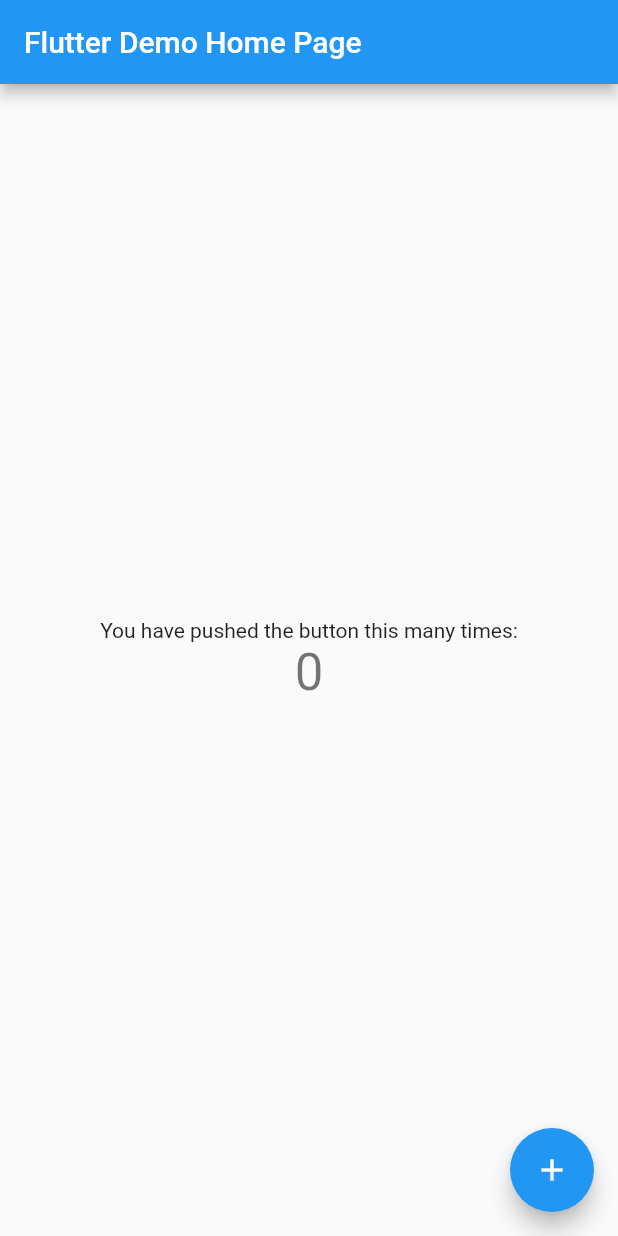
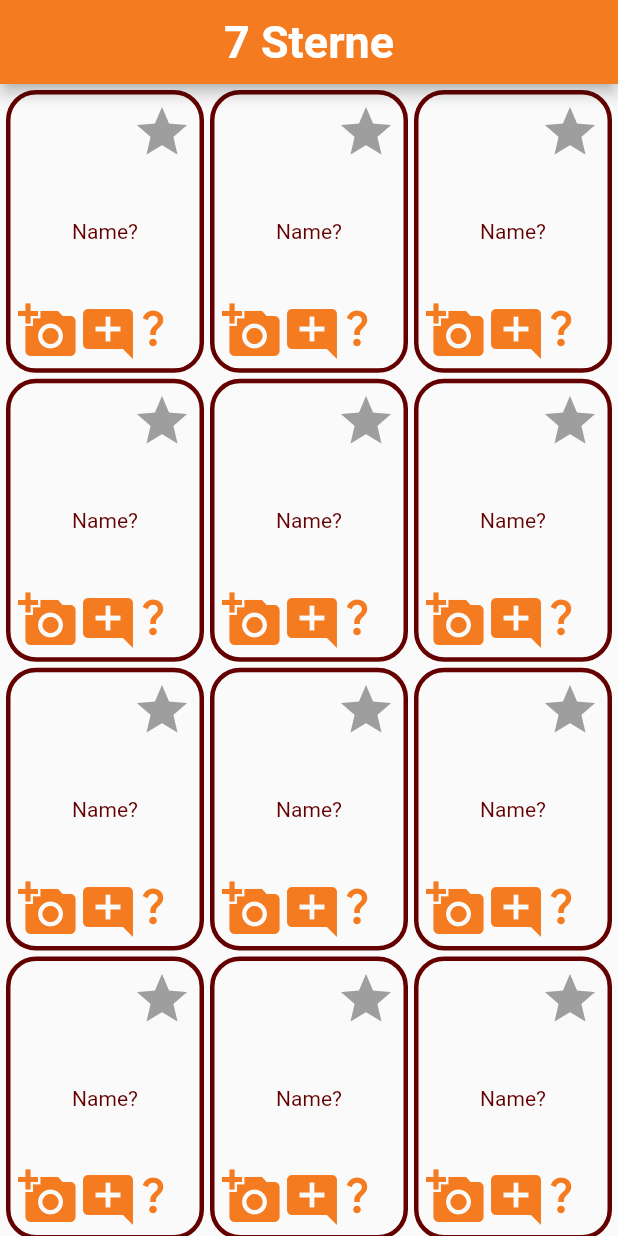
Before and after one commit to Nabegon/zoo_app, a Flutter app: the screen it shows after launch, on a phone screen of 412 x 824 dp. Run offline on Flutter 3.47's test engine with Material 2 defaults, Android fonts, the phone set to English and light mode, and no system bars.

Commit message:
feat(main screen): add main screen design

```diff
--- a/zoo_app/lib/main.dart
+++ b/zoo_app/lib/main.dart
@@ -5,111 +5,83 @@
 }
 
 class MyApp extends StatelessWidget {
-  const MyApp({super.key});
+  const MyApp({Key? key}) : super(key: key);
 
-  // This widget is the root of your application.
   @override
   Widget build(BuildContext context) {
     return MaterialApp(
-      title: 'Flutter Demo',
+      title: '7 Sterne',
       theme: ThemeData(
-        // This is the theme of your application.
-        //
-        // Try running your application with "flutter run". You'll see the
-        // application has a blue toolbar. Then, without quitting the app, try
-        // changing the primarySwatch below to Colors.green and then invoke
-        // "hot reload" (press "r" in the console where you ran "flutter run",
-        // or simply save your changes to "hot reload" in a Flutter IDE).
-        // Notice that the counter didn't reset back to zero; the application
-        // is not restarted.
         primarySwatch: Colors.blue,
       ),
-      home: const MyHomePage(title: 'Flutter Demo Home Page'),
+      home: const MyHomePage(title: '7 Sterne'),
     );
   }
 }
 
-class MyHomePage extends StatefulWidget {
-  const MyHomePage({super.key, required this.title});
-
-  // This widget is the home page of your application. It is stateful, meaning
-  // that it has a State object (defined below) that contains fields that affect
-  // how it looks.
-
-  // This class is the configuration for the state. It holds the values (in this
-  // case the title) provided by the parent (in this case the App widget) and
-  // used by the build method of the State. Fields in a Widget subclass are
-  // always marked "final".
+class MyHomePage extends StatelessWidget {
+  const MyHomePage({Key? key, required this.title}) : super(key: key);
 
   final String title;
 
   @override
-  State<MyHomePage> createState() => _MyHomePageState();
-}
-
-class _MyHomePageState extends State<MyHomePage> {
-  int _counter = 0;
-
-  void _incrementCounter() {
-    setState(() {
-      // This call to setState tells the Flutter framework that something has
-      // changed in this State, which causes it to rerun the build method below
-      // so that the display can reflect the updated values. If we changed
-      // _counter without calling setState(), then the build method would not be
-      // called again, and so nothing would appear to happen.
-      _counter++;
-    });
-  }
-
-  @override
   Widget build(BuildContext context) {
-    // This method is rerun every time setState is called, for instance as done
-    // by the _incrementCounter method above.
-    //
-    // The Flutter framework has been optimized to make rerunning build methods
-    // fast, so that you can just rebuild anything that needs updating rather
-    // than having to individually change instances of widgets.
     return Scaffold(
       appBar: AppBar(
-        // Here we take the value from the MyHomePage object that was created by
-        // the App.build method, and use it to set our appbar title.
-        title: Text(widget.title),
+          title: DefaultTextStyle( // Used DefaultTextStyle
+            style: const TextStyle(fontWeight: FontWeight.bold, fontSize: 30), // Made title bold
+            child: Text(title),
+          ),
+        centerTitle: true,
+        backgroundColor: Color(0xfff47b20),
       ),
-      body: Center(
-        // Center is a layout widget. It takes a single child and positions it
-        // in the middle of the parent.
-        child: Column(
-          // Column is also a layout widget. It takes a list of children and
-          // arranges them vertically. By default, it sizes itself to fit its
-          // children horizontally, and tries to be as tall as its parent.
-          //
-          // Invoke "debug painting" (press "p" in the console, choose the
-          // "Toggle Debug Paint" action from the Flutter Inspector in Android
-          // Studio, or the "Toggle Debug Paint" command in Visual Studio Code)
-          // to see the wireframe for each widget.
-          //
-          // Column has various properties to control how it sizes itself and
-          // how it positions its children. Here we use mainAxisAlignment to
-          // center the children vertically; the main axis here is the vertical
-          // axis because Columns are vertical (the cross axis would be
-          // horizontal).
-          mainAxisAlignment: MainAxisAlignment.center,
-          children: <Widget>[
-            const Text(
-              'You have pushed the button this many times:',
+      body: GridView.builder(
+        padding: const EdgeInsets.all(4),
+        itemCount: 30,
+        gridDelegate: const SliverGridDelegateWithFixedCrossAxisCount(
+          crossAxisCount: 3,
+          childAspectRatio: 0.7,
+          mainAxisSpacing: 4,
+          crossAxisSpacing: 4,
+        ),
+        itemBuilder: (BuildContext context, int index) {
+          return Container(
+            alignment: Alignment.center,
+            decoration: BoxDecoration(
+              borderRadius: BorderRadius.circular(20),
+              border: Border.all(
+                  color: Color(0xff640000),
+                  width: 3,
+              ),
             ),
-            Text(
-              '$_counter',
-              style: Theme.of(context).textTheme.headlineMedium,
+            child: Stack(
+              children: <Widget>[
+                Center(child: Text("Name?", style: TextStyle(color: Color(0xff640000)))),
+                Positioned( // added Positioned
+                  top: 5, // from top 5
+                  right: 5, // from right 5
+                  child: Icon(Icons.star, color: Colors.grey, size: 40,),
+                ),
+                Positioned( // added Positioned
+                  bottom: 5, // from bottom 5
+                  left: 5, // from left 5
+                  child: Icon(Icons.add_a_photo, color: Color(0xfff47b20), size: 40,), // added add_a_photo Icon
+                ),
+                Positioned( // added Positioned
+                  bottom: 3, // from bottom 5
+                  left: 45, // from left 5
+                  child: Icon(Icons.add_comment, color: Color(0xfff47b20), size: 40,), // added add_a_photo Icon
+                ),
+                Positioned( // added Positioned
+                  bottom: 12, // from bottom 5
+                  left: 80, // from left 5
+                  child: Icon(Icons.question_mark, color: Color(0xfff47b20), size: 30,), // added add_a_photo Icon
+                ),
+              ],
             ),
-          ],
-        ),
+          );
+        },
       ),
-      floatingActionButton: FloatingActionButton(
-        onPressed: _incrementCounter,
-        tooltip: 'Increment',
-        child: const Icon(Icons.add),
-      ), // This trailing comma makes auto-formatting nicer for build methods.
     );
   }
 }
--- a/zoo_app/pubspec.yaml
+++ b/zoo_app/pubspec.yaml
@@ -35,6 +35,7 @@
   # The following adds the Cupertino Icons font to your application.
   # Use with the CupertinoIcons class for iOS style icons.
   cupertino_icons: ^1.0.2
+  image_picker: ^0.8.4+7
 
 dev_dependencies:
   flutter_test:
```
Also changed, not shown: zoo_app/pubspec.lock.
